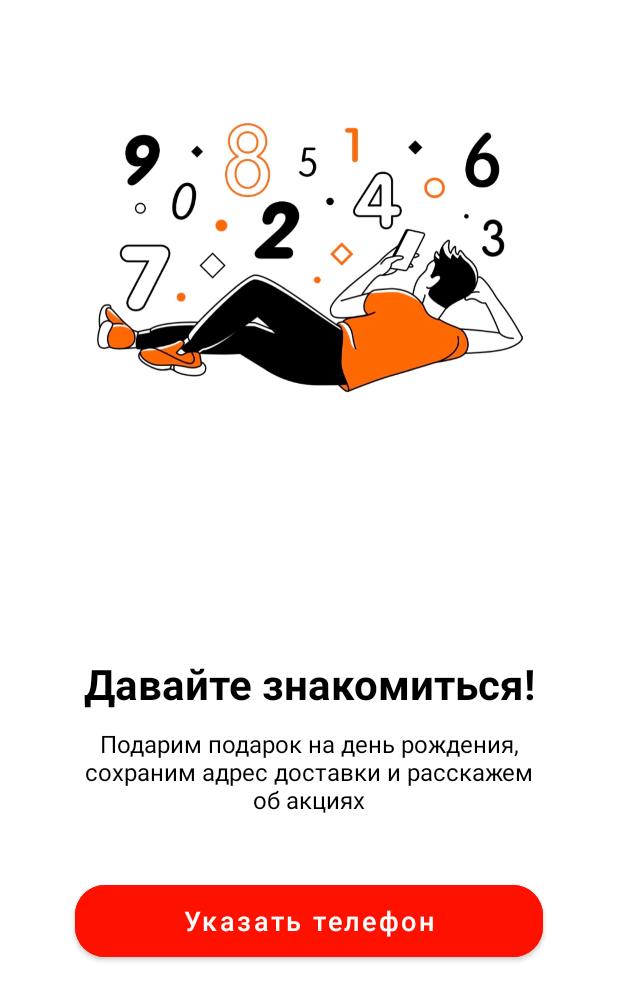
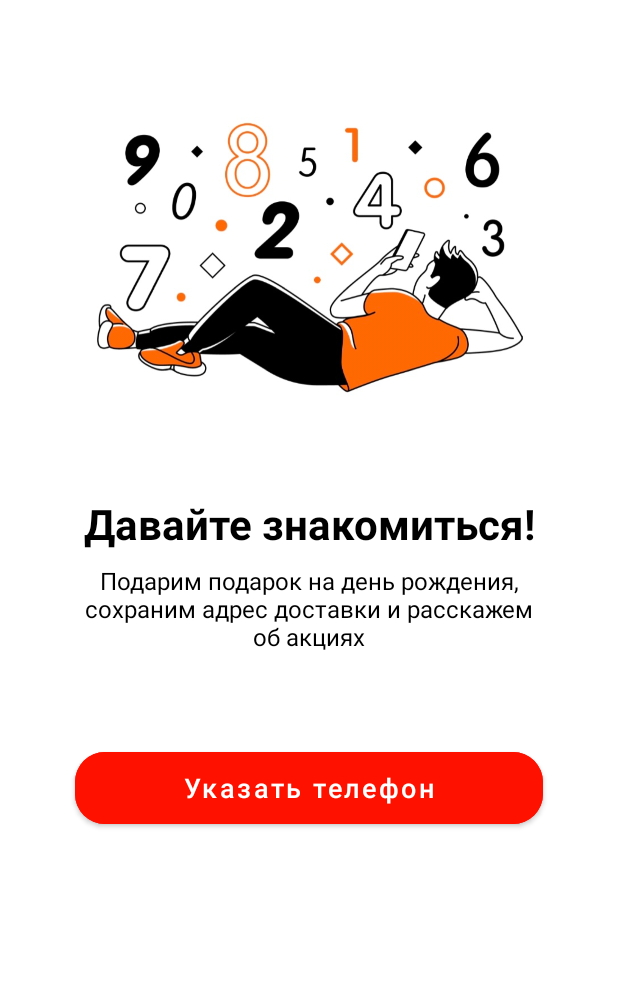
Before and after one commit to magendich/PizzaAppAndroid, an Android app: the layout fragment_profile.xml on its own in the app's theme, with its tools: preview values and no code run, on a phone screen of 412 x 824 dp. Shown: the top 1000 px of the screen. Run offline under Robolectric (Android 15) with nearby library versions, the phone set to English and light mode, and no system bars.

```diff
--- a/app/src/main/res/layout/fragment_accaunt.xml
+++ b/app/src/main/res/layout/fragment_profile.xml
@@ -5,7 +5,7 @@
     android:layout_width="match_parent"
     android:layout_height="match_parent"
     android:backgroundTint="#000000"
-    tools:context=".presentation.fragment.Accaunt">
+    tools:context=".presentation.fragment.Profile">
 
     <androidx.constraintlayout.widget.ConstraintLayout
         android:layout_width="match_parent"
@@ -16,43 +16,44 @@
             android:layout_width="0dp"
             android:layout_height="60dp"
             android:layout_marginStart="50dp"
+            android:layout_marginTop="60dp"
             android:layout_marginEnd="50dp"
-            android:layout_marginBottom="180dp"
             android:backgroundTint="#FF1100"
             android:text="Указать телефон"
             android:textAllCaps="false"
             android:textSize="18sp"
             app:cornerRadius="20dp"
-            app:layout_constraintBottom_toBottomOf="parent"
             app:layout_constraintEnd_toEndOf="parent"
-            app:layout_constraintStart_toStartOf="parent" />
+            app:layout_constraintStart_toStartOf="parent"
+            app:layout_constraintTop_toBottomOf="@+id/greetingsInfoTVAcc" />
 
         <TextView
             android:id="@+id/greetingsTVAcc"
             android:layout_width="0dp"
             android:layout_height="wrap_content"
-            android:layout_marginBottom="10dp"
+            android:layout_marginTop="30dp"
             android:gravity="center"
             android:text="Давайте знакомиться!"
             android:textColor="@color/black"
             android:textSize="28sp"
             android:textStyle="bold"
-            app:layout_constraintBottom_toTopOf="@+id/greetingsInfoTVAcc"
             app:layout_constraintEnd_toEndOf="@+id/greetingsInfoTVAcc"
-            app:layout_constraintStart_toStartOf="@+id/greetingsInfoTVAcc" />
+            app:layout_constraintStart_toStartOf="@+id/greetingsInfoTVAcc"
+            app:layout_constraintTop_toBottomOf="@+id/imgAcc" />
 
         <TextView
             android:id="@+id/greetingsInfoTVAcc"
             android:layout_width="0dp"
             android:layout_height="wrap_content"
-            android:layout_marginBottom="40dp"
+            android:layout_marginTop="8dp"
             android:gravity="center"
             android:text="Подарим подарок на день рождения, сохраним адрес доставки и расскажем об акциях"
             android:textColor="#000000"
             android:textSize="16sp"
-            app:layout_constraintBottom_toTopOf="@+id/indicateNumberBtnAcc"
             app:layout_constraintEnd_toEndOf="@+id/indicateNumberBtnAcc"
-            app:layout_constraintStart_toStartOf="@+id/indicateNumberBtnAcc" />
+            app:layout_constraintHorizontal_bias="0.0"
+            app:layout_constraintStart_toStartOf="@+id/indicateNumberBtnAcc"
+            app:layout_constraintTop_toBottomOf="@+id/greetingsTVAcc" />
 
         <ImageView
             android:id="@+id/imgAcc"
```
Also changed, not shown: app/src/main/java/com/example/pizzaapp/presentation/fragment/Profile.kt (added, +60 -0 lines).
